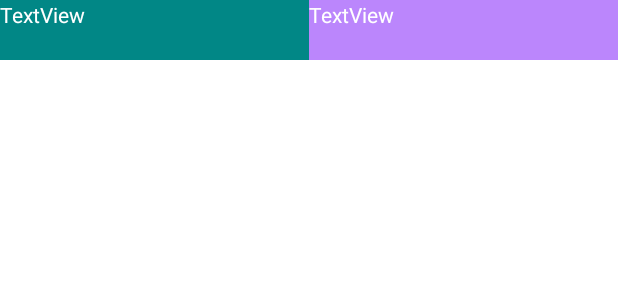
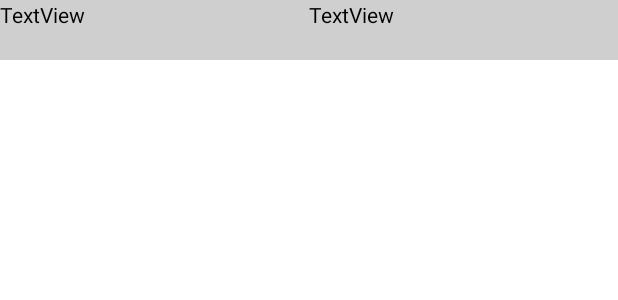
Before and after one commit to Proyecto-Plataforma-de-Trazabilidad/LoginApp, an Android app: the layout table_row.xml on its own in the app's theme, with its tools: preview values and no code run, on a phone screen of 412 x 824 dp. Shown: the top 300 px of the screen. Run offline under Robolectric (Android 15) with nearby library versions, the phone set to English and light mode, and no system bars.

Commit message:
cambio color tabla

```diff
--- a/app/src/main/res/layout/table_row.xml
+++ b/app/src/main/res/layout/table_row.xml
@@ -9,8 +9,8 @@
         android:layout_width="0dp"
         android:layout_height="40dp"
         android:layout_weight="1"
-        android:textColor="@color/white"
-        android:background="@color/teal_700"
+        android:textColor="@color/black"
+        android:background="@color/gris"
         android:text="TextView" />
 
     <TextView
@@ -18,8 +18,8 @@
         android:layout_width="0dp"
         android:layout_height="40dp"
         android:layout_weight="1"
-        android:textColor="@color/white"
-        android:background="@color/purple_200"
+        android:textColor="@color/black"
+        android:background="@color/gris"
         android:text="TextView" />
 
 </TableRow>
--- a/app/src/main/res/values/colors.xml
+++ b/app/src/main/res/values/colors.xml
@@ -13,5 +13,6 @@
 
     <color name="backgroundColor">#212121</color>
 
+    <color name="gris">#30000000</color>
     <color name="background_footer">#90000000</color>
 </resources>
```
